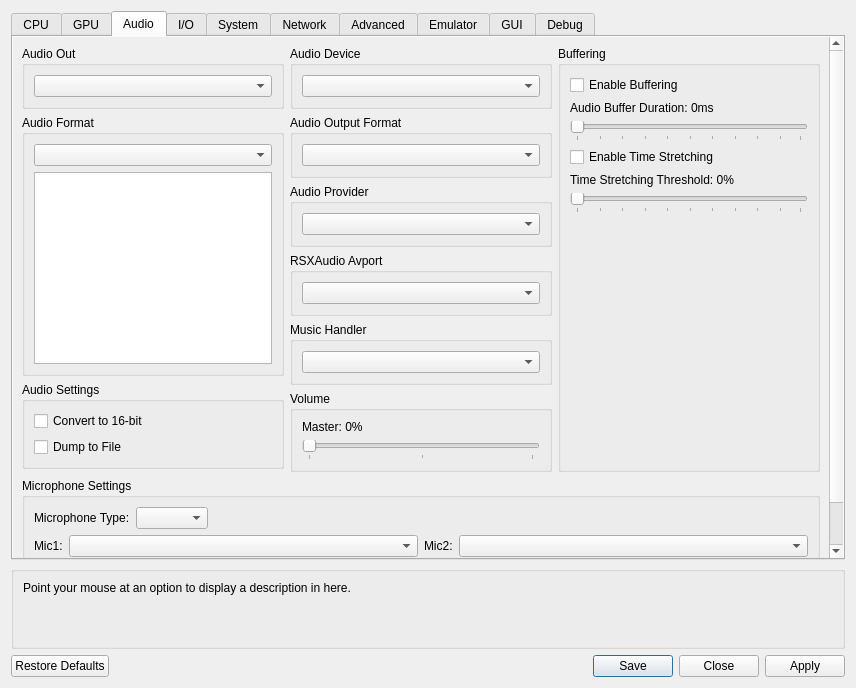
First picture: the form in rpcs3/rpcs3qt/settings_dialog.ui, repository RPCS3/rpcs3, before the edit.
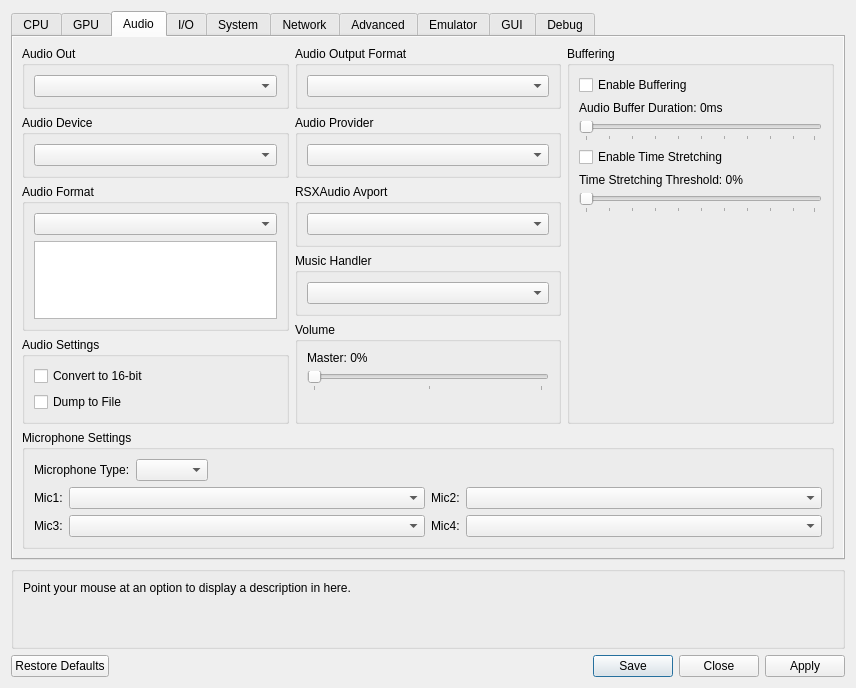
Second picture: the form after the edit. The open tabs and pages were chosen to show the change. Icons and pictures are not drawn. Custom widgets are drawn as their Qt base class.

Commit message: gui: Move Audio Device to the left column in Audio

The edit to the form file:
```diff
--- a/rpcs3/rpcs3qt/settings_dialog.ui
+++ b/rpcs3/rpcs3qt/settings_dialog.ui
@@ -1092,6 +1092,18 @@
                  </layout>
                 </widget>
                </item>
+               <item>
+                <widget class="QGroupBox" name="gb_audio_device">
+                 <property name="title">
+                  <string>Audio Device</string>
+                 </property>
+                 <layout class="QVBoxLayout" name="gb_audio_device_layout">
+                  <item>
+                   <widget class="QComboBox" name="audioDeviceBox"/>
+                  </item>
+                 </layout>
+                </widget>
+               </item>
                <item>
                 <widget class="QGroupBox" name="gb_audio_format">
                  <property name="title">
@@ -1176,18 +1188,6 @@
              </item>
              <item>
               <layout class="QVBoxLayout" name="audioTabLayoutTopMiddle">
-               <item>
-                <widget class="QGroupBox" name="gb_audio_device">
-                 <property name="title">
-                  <string>Audio Device</string>
-                 </property>
-                 <layout class="QVBoxLayout" name="gb_audio_device_layout">
-                  <item>
-                   <widget class="QComboBox" name="audioDeviceBox"/>
-                  </item>
-                 </layout>
-                </widget>
-               </item>
                <item>
                 <widget class="QGroupBox" name="gb_audio_channel_layout">
                  <property name="title">
```
